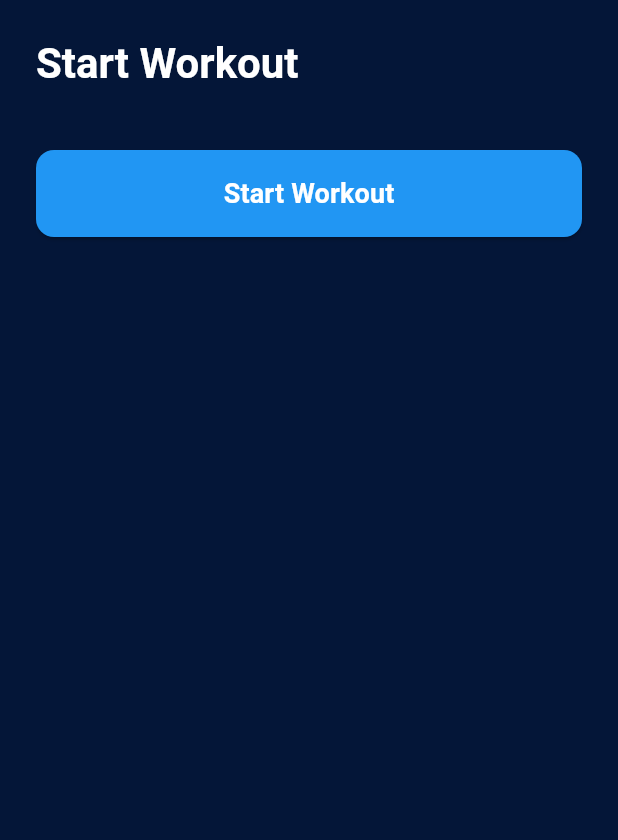
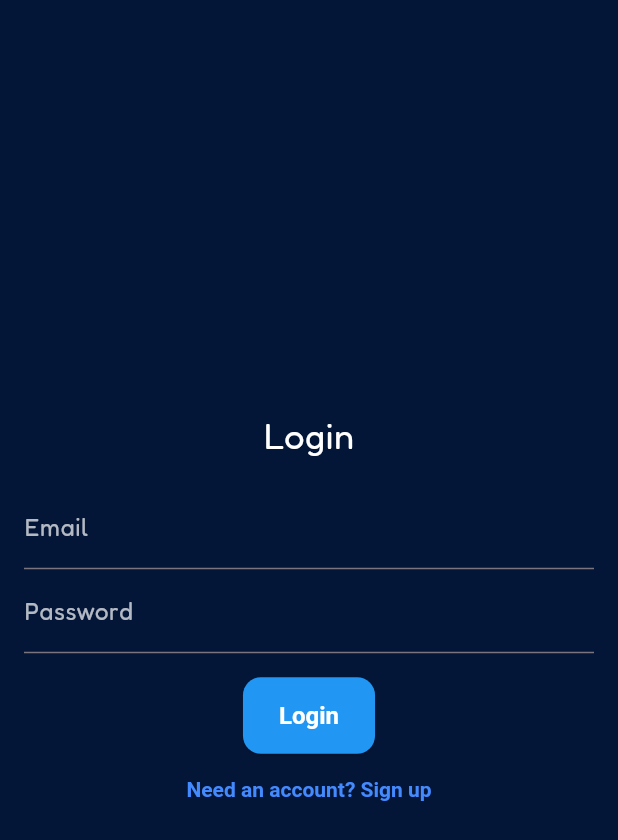
Before and after one commit to benbridgeman03/GymBuddy, a Flutter app: the screen it shows after launch, on a phone screen of 412 x 824 dp. Shown: the top 840 px of the screen. Run offline on Flutter 3.47's test engine with Material 3 defaults, Android fonts, the phone set to English and light mode, and no system bars; our stand-ins replace firebase_auth, firebase_core, google_fonts; accounts and stored records are empty.

Commit message:
login page

```diff
--- a/gym_buddy/lib/main.dart
+++ b/gym_buddy/lib/main.dart
@@ -1,22 +1,119 @@
 import 'package:flutter/material.dart';
+import 'package:google_fonts/google_fonts.dart';
+import 'package:firebase_core/firebase_core.dart';
+import 'package:firebase_auth/firebase_auth.dart';
+import 'package:gym_buddy/view/confirm_auth_view.dart';
+import 'view/auth_view.dart';
 import 'view/home_view.dart';
 
-void main() {
-  runApp(const GymBuddyApp());
+void main() async {
+  WidgetsFlutterBinding.ensureInitialized();
+  await Firebase.initializeApp();
+  runApp(const MyApp());
 }
 
-class GymBuddyApp extends StatelessWidget {
-  const GymBuddyApp({super.key});
+class MyApp extends StatelessWidget {
+  const MyApp({super.key});
 
   @override
   Widget build(BuildContext context) {
     return MaterialApp(
-      title: 'Gym Buddy',
+      // 1️⃣ Global Theme
       theme: ThemeData(
-        primarySwatch: Colors.blue,
-        scaffoldBackgroundColor: Colors.white,
+        // Background color for Scaffold
+        scaffoldBackgroundColor: const Color.fromARGB(255, 4, 22, 56),
+
+        // Default text style
+        textTheme: GoogleFonts.fredokaTextTheme(
+          // cleaner font
+          Theme.of(context).textTheme.apply(
+            bodyColor: Colors.white,
+            displayColor: Colors.white,
+          ),
+        ),
+
+        textSelectionTheme: const TextSelectionThemeData(
+          cursorColor: Colors.blue, // cursor color
+          selectionColor: Colors.blueAccent, // text selection background
+          selectionHandleColor: Colors.blue, // drag handles
+        ),
+
+        inputDecorationTheme: const InputDecorationTheme(
+          focusedBorder: OutlineInputBorder(
+            borderSide: BorderSide(color: Colors.blue), // blue when focused
+          ),
+          labelStyle: TextStyle(color: Colors.white70), // label text color
+        ),
+
+        // ElevatedButton styling
+        elevatedButtonTheme: ElevatedButtonThemeData(
+          style: ElevatedButton.styleFrom(
+            backgroundColor: Colors.blue,
+            foregroundColor: Colors.white,
+            textStyle: const TextStyle(
+              fontWeight: FontWeight.w600,
+              fontSize: 16,
+            ),
+            padding: const EdgeInsets.symmetric(vertical: 16, horizontal: 24),
+            shape: RoundedRectangleBorder(
+              borderRadius: BorderRadius.circular(12),
+            ),
+          ),
+        ),
+
+        // TextButton styling
+        textButtonTheme: TextButtonThemeData(
+          style: TextButton.styleFrom(
+            foregroundColor: Colors.blueAccent,
+            textStyle: const TextStyle(fontWeight: FontWeight.w600),
+          ),
+        ),
+
+        appBarTheme: const AppBarTheme(
+          backgroundColor: Color.fromARGB(255, 4, 22, 56),
+          foregroundColor: Colors.white,
+          elevation: 0,
+        ),
       ),
-      home: const HomeView(),
+
+      routes: {
+        '/confirm-email': (context) => const ConfirmAuthView(),
+        '/home': (context) => const HomeView(),
+      },
+      home: StreamBuilder<User?>(
+        stream: FirebaseAuth.instance.authStateChanges(),
+        builder: (context, snapshot) {
+          if (snapshot.connectionState == ConnectionState.waiting) {
+            return const Center(child: CircularProgressIndicator());
+          }
+
+          final user = snapshot.data;
+
+          if (user != null) {
+            // Reload user to get updated emailVerified status
+            return FutureBuilder<User?>(
+              future: user.reload().then(
+                (_) => FirebaseAuth.instance.currentUser,
+              ),
+              builder: (context, userSnapshot) {
+                if (userSnapshot.connectionState == ConnectionState.waiting) {
+                  return const Center(child: CircularProgressIndicator());
+                }
+
+                final reloadedUser = userSnapshot.data;
+
+                if (reloadedUser != null && reloadedUser.emailVerified) {
+                  return const HomeView();
+                } else {
+                  return const ConfirmAuthView();
+                }
+              },
+            );
+          } else {
+            return const AuthView();
+          }
+        },
+      ),
     );
   }
 }
--- /dev/null
+++ b/gym_buddy/lib/services/auth_service.dart
@@ -0,0 +1,44 @@
+import 'package:firebase_auth/firebase_auth.dart';
+
+class AuthService {
+  final FirebaseAuth _auth = FirebaseAuth.instance;
+
+  /// Sign up new user
+  Future<User?> signUp(String email, String password) async {
+    final cred = await FirebaseAuth.instance.createUserWithEmailAndPassword(
+      email: email,
+      password: password,
+    );
+
+    // Send verification email
+    if (cred.user != null && !cred.user!.emailVerified) {
+      await cred.user!.sendEmailVerification();
+    }
+    return cred.user;
+  }
+
+  /// Send email verification to user
+  Future<void> sendEmailVerification() async {
+    final user = FirebaseAuth.instance.currentUser;
+    if (user != null && !user.emailVerified) {
+      await user.sendEmailVerification();
+    }
+  }
+
+  /// Sign in existing user
+  Future<User?> signIn(String email, String password) async {
+    final cred = await _auth.signInWithEmailAndPassword(
+      email: email,
+      password: password,
+    );
+    return cred.user;
+  }
+
+  /// Sign out
+  Future<void> signOut() async {
+    await _auth.signOut();
+  }
+
+  /// Stream for current user changes (login/logout)
+  Stream<User?> get userStream => _auth.authStateChanges();
+}
--- /dev/null
+++ b/gym_buddy/lib/view/auth_view.dart
@@ -0,0 +1,121 @@
+// lib/view/auth_view.dart
+import 'package:flutter/material.dart';
+import '../services/auth_service.dart';
+
+class AuthView extends StatefulWidget {
+  const AuthView({super.key});
+
+  @override
+  State<AuthView> createState() => _AuthViewState();
+}
+
+class _AuthViewState extends State<AuthView> {
+  final _auth = AuthService();
+  final _emailController = TextEditingController();
+  final _passwordController = TextEditingController();
+  final _confirmPasswordController = TextEditingController();
+  bool isLogin = true;
+  String? errorMessage;
+
+  void _submit() async {
+    try {
+      // Check password confirmation
+      if (!isLogin &&
+          _passwordController.text != _confirmPasswordController.text) {
+        setState(() => errorMessage = 'Passwords do not match');
+        return;
+      }
+
+      if (isLogin) {
+        final user = await _auth.signIn(
+          _emailController.text.trim(),
+          _passwordController.text.trim(),
+        );
+
+        if (user != null && !user.emailVerified) {
+          // Sign out and go to confirm email page
+          await _auth.signOut();
+          if (mounted) {
+            Navigator.pushReplacementNamed(context, '/confirm-email');
+          }
+          return;
+        }
+
+        // Email verified → go to home
+        if (mounted) {
+          Navigator.pushReplacementNamed(context, '/home');
+        }
+      } else {
+        // Sign up flow
+        final user = await _auth.signUp(
+          _emailController.text.trim(),
+          _passwordController.text.trim(),
+        );
+
+        if (user != null) {
+          // Email verification is already sent in signUp()
+          if (mounted) {
+            Navigator.pushReplacementNamed(context, '/confirm-email');
+          }
+        }
+      }
+    } catch (e) {
+      if (mounted) setState(() => errorMessage = e.toString());
+    }
+  }
+
+  @override
+  Widget build(BuildContext context) {
+    return Scaffold(
+      body: Padding(
+        padding: const EdgeInsets.all(16),
+        child: Column(
+          mainAxisAlignment: MainAxisAlignment.center,
+          children: [
+            Text(
+              isLogin ? 'Login' : 'Sign Up',
+              style: const TextStyle(fontSize: 24),
+            ),
+            const SizedBox(height: 16),
+            TextField(
+              controller: _emailController,
+              decoration: const InputDecoration(labelText: 'Email'),
+            ),
+            TextField(
+              controller: _passwordController,
+              decoration: const InputDecoration(labelText: 'Password'),
+              obscureText: true,
+            ),
+            if (!isLogin)
+              TextField(
+                controller: _confirmPasswordController,
+                decoration: const InputDecoration(
+                  labelText: 'Confirm Password',
+                ),
+                obscureText: true,
+              ),
+            const SizedBox(height: 16),
+            ElevatedButton(
+              onPressed: _submit,
+              child: Text(isLogin ? 'Login' : 'Sign Up'),
+            ),
+            if (errorMessage != null)
+              Padding(
+                padding: const EdgeInsets.only(top: 8),
+                child: Text(
+                  errorMessage!,
+                  style: const TextStyle(color: Colors.white),
+                ),
+              ),
+            TextButton(
+              onPressed: () => setState(() => isLogin = !isLogin),
+              child: Text(
+                isLogin ? 'Need an account? Sign up' : 'Have an account? Login',
+              ),
+            ),
+          ],
+        ),
+      ),
+    );
+  }
+}
--- a/gym_buddy/lib/view/home_view.dart
+++ b/gym_buddy/lib/view/home_view.dart
@@ -1,4 +1,5 @@
 import 'package:flutter/material.dart';
+import 'package:firebase_auth/firebase_auth.dart';
 
 class HomeView extends StatelessWidget {
   const HomeView({super.key});
@@ -6,20 +7,18 @@ class HomeView extends StatelessWidget {
   @override
   Widget build(BuildContext context) {
     return Scaffold(
-      backgroundColor: const Color.fromARGB(255, 4, 22, 56),
       body: SafeArea(
         child: Padding(
           padding: const EdgeInsets.all(24.0),
           child: Column(
             crossAxisAlignment: CrossAxisAlignment.start,
             children: [
-              // 🏋️ Title
+              // Title
               Text(
                 'Start Workout',
-                style: Theme.of(context).textTheme.headlineMedium?.copyWith(
-                      fontWeight: FontWeight.bold,
-                      color: Colors.white,
-                    ),
+                style: Theme.of(context).textTheme.headlineLarge?.copyWith(
+                  fontWeight: FontWeight.bold,
+                ),
               ),
 
               const SizedBox(height: 40),
@@ -31,22 +30,16 @@ class HomeView extends StatelessWidget {
                   onPressed: () {
                     // TODO: navigate to workout screen
                   },
-                  style: ElevatedButton.styleFrom(
-                    padding: const EdgeInsets.symmetric(vertical: 16),
-                    backgroundColor: Colors.blue,
-                    shape: RoundedRectangleBorder(
-                      borderRadius: BorderRadius.circular(12),
-                    ),
-                  ),
-                  child: const Text(
-                    'Start Workout',
-                    style: TextStyle(
-                      color: Colors.white,
-                      fontSize: 18,
-                      fontWeight: FontWeight.w600,
-                    ),
-                  ),
+                  child: const Text('Start Workout'),
                 ),
+              ),
+              const SizedBox(height: 16),
+              ElevatedButton(
+                onPressed: () async {
+                  await FirebaseAuth.instance.signOut();
+                  Navigator.pushReplacementNamed(context, '/');
+                },
+                child: const Text('Logout'),
               ),
             ],
           ),
--- a/gym_buddy/pubspec.yaml
+++ b/gym_buddy/pubspec.yaml
@@ -34,6 +34,10 @@ dependencies:
   # The following adds the Cupertino Icons font to your application.
   # Use with the CupertinoIcons class for iOS style icons.
   cupertino_icons: ^1.0.8
+  firebase_core: ^4.2.0
+  cloud_firestore: ^6.0.3
+  firebase_auth: ^6.1.1
+  google_fonts: ^5.0.0
 
 dev_dependencies:
   flutter_test:
```
Also changed, not shown: gym_buddy/lib/view/confirm_auth_view.dart (added, +78 -0 lines), 4 other files.
